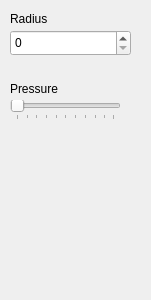
This is src/toolSettings/smudgesettingswidget.ui in PhotoFlare/photoflare as Qt 5 draws it before an edit. The edited form follows.
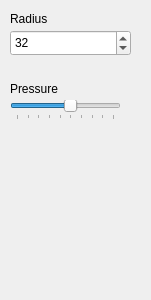
This is the edited form.

Diff of the .ui file:
```diff
--- a/src/toolSettings/smudgesettingswidget.ui
+++ b/src/toolSettings/smudgesettingswidget.ui
@@ -48,6 +48,18 @@
      <height>20</height>
     </rect>
    </property>
+   <property name="minimum">
+    <number>1</number>
+   </property>
+   <property name="maximum">
+    <number>10</number>
+   </property>
+   <property name="pageStep">
+    <number>1</number>
+   </property>
+   <property name="sliderPosition">
+    <number>6</number>
+   </property>
    <property name="orientation">
     <enum>Qt::Horizontal</enum>
    </property>
@@ -64,6 +76,9 @@
      <height>26</height>
     </rect>
    </property>
+   <property name="value">
+    <number>32</number>
+   </property>
   </widget>
  </widget>
  <resources/>
```
Left out of the diff: 2 changed lines with no effect on the pictures.
